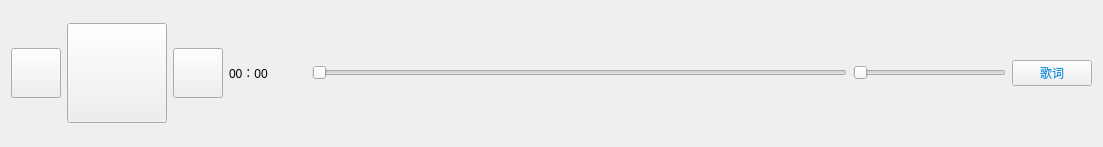
Above: src/view/playfuncview.ui from zhichao10086/MusicPlayer before the change. Below: the same form after it.
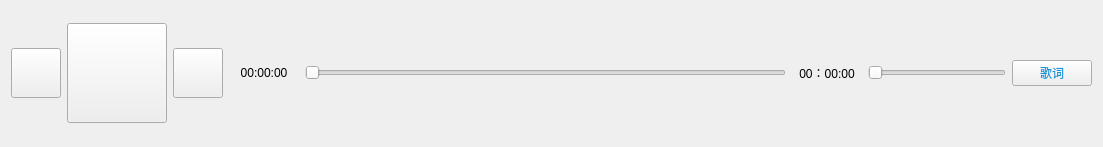
That is the form after the change. Icons and pictures are not drawn.

```diff
--- a/src/view/playfuncview.ui
+++ b/src/view/playfuncview.ui
@@ -103,14 +103,23 @@
       </layout>
      </item>
      <item>
-      <layout class="QHBoxLayout" name="horizontalLayout_3" stretch="2,14,4,0">
+      <layout class="QHBoxLayout" name="horizontalLayout_3" stretch="0,14,0,4,0">
        <property name="bottomMargin">
         <number>0</number>
        </property>
        <item>
-        <widget class="QLabel" name="label">
+        <widget class="QLabel" name="labCurTIme">
+         <property name="minimumSize">
+          <size>
+           <width>70</width>
+           <height>0</height>
+          </size>
+         </property>
          <property name="text">
-          <string>00：00</string>
+          <string>00:00:00</string>
+         </property>
+         <property name="alignment">
+          <set>Qt::AlignCenter</set>
          </property>
         </widget>
        </item>
@@ -122,7 +131,23 @@
         </widget>
        </item>
        <item>
-        <widget class="QSlider" name="horizontalSlider">
+        <widget class="QLabel" name="lbTime">
+         <property name="minimumSize">
+          <size>
+           <width>70</width>
+           <height>0</height>
+          </size>
+         </property>
+         <property name="text">
+          <string>00：00:00</string>
+         </property>
+         <property name="alignment">
+          <set>Qt::AlignCenter</set>
+         </property>
+        </widget>
+       </item>
+       <item>
+        <widget class="QSlider" name="volumeSlider">
          <property name="styleSheet">
           <string notr="true"/>
          </property>
```
Left out of the diff: 4 changed lines with no effect on the pictures.
